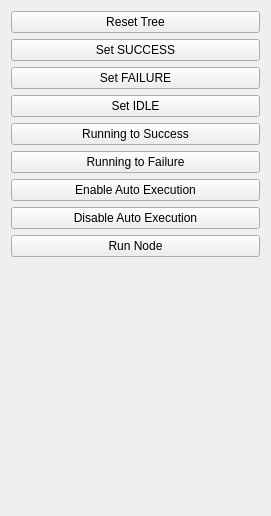
Before: the Qt Designer form bt_editor/sidepanel_interpreter.ui in Affonso-Gui/Groot, drawn with Qt 5.
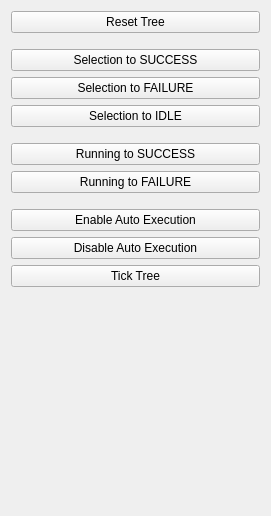
After: the same form once the commit is applied.

Commit message: Update button description and spacing in interpreter mode

Patch:
```diff
--- a/bt_editor/sidepanel_interpreter.ui
+++ b/bt_editor/sidepanel_interpreter.ui
@@ -41,10 +41,13 @@
        <property name="orientation">
         <enum>Qt::Vertical</enum>
        </property>
+       <property name="sizeType">
+        <enum>QSizePolicy::Fixed</enum>
+       </property>
        <property name="sizeHint" stdset="0">
         <size>
          <width>20</width>
-         <height>40</height>
+         <height>10</height>
         </size>
        </property>
       </spacer>
@@ -52,21 +55,21 @@
      <item>
       <widget class="QPushButton" name="buttonSetSuccess">
        <property name="text">
-        <string>Set SUCCESS</string>
+        <string>Selection to SUCCESS</string>
        </property>
       </widget>
      </item>
      <item>
       <widget class="QPushButton" name="buttonSetFailure">
        <property name="text">
-        <string>Set FAILURE</string>
+        <string>Selection to FAILURE</string>
        </property>
       </widget>
      </item>
      <item>
       <widget class="QPushButton" name="buttonSetIdle">
        <property name="text">
-        <string>Set IDLE</string>
+        <string>Selection to IDLE</string>
        </property>
       </widget>
      </item>
@@ -75,10 +78,13 @@
        <property name="orientation">
         <enum>Qt::Vertical</enum>
        </property>
+       <property name="sizeType">
+        <enum>QSizePolicy::Fixed</enum>
+       </property>
        <property name="sizeHint" stdset="0">
         <size>
          <width>20</width>
-         <height>40</height>
+         <height>10</height>
         </size>
        </property>
       </spacer>
@@ -86,14 +92,14 @@
      <item>
       <widget class="QPushButton" name="buttonSetRunningSuccess">
        <property name="text">
-        <string>Running to Success</string>
+        <string>Running to SUCCESS</string>
        </property>
       </widget>
      </item>
      <item>
       <widget class="QPushButton" name="buttonSetRunningFailure">
        <property name="text">
-        <string>Running to Failure</string>
+        <string>Running to FAILURE</string>
        </property>
       </widget>
      </item>
@@ -102,10 +108,13 @@
        <property name="orientation">
         <enum>Qt::Vertical</enum>
        </property>
+       <property name="sizeType">
+        <enum>QSizePolicy::Fixed</enum>
+       </property>
        <property name="sizeHint" stdset="0">
         <size>
          <width>20</width>
-         <height>40</height>
+         <height>10</height>
         </size>
        </property>
       </spacer>
@@ -127,7 +136,7 @@
      <item>
       <widget class="QPushButton" name="buttonRunNode">
        <property name="text">
-        <string>Run Node</string>
+        <string>Tick Tree</string>
        </property>
       </widget>
      </item>
```
Left out of the diff: 5 changed lines with no effect on the pictures. The commit also changes 2 other files.
